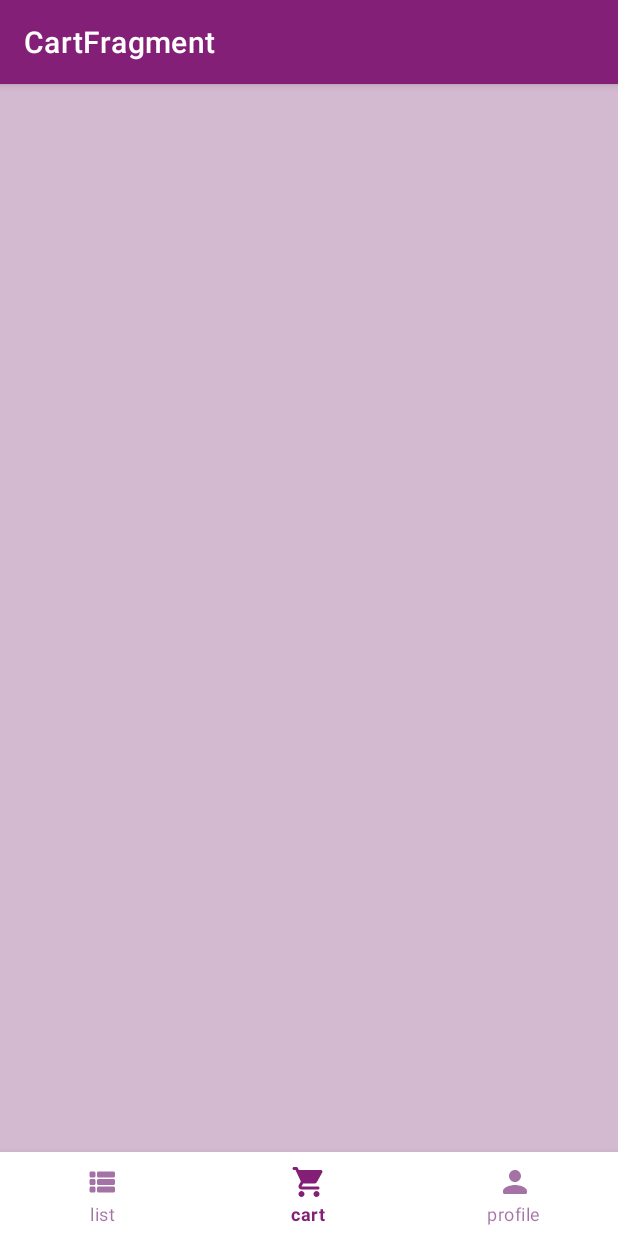
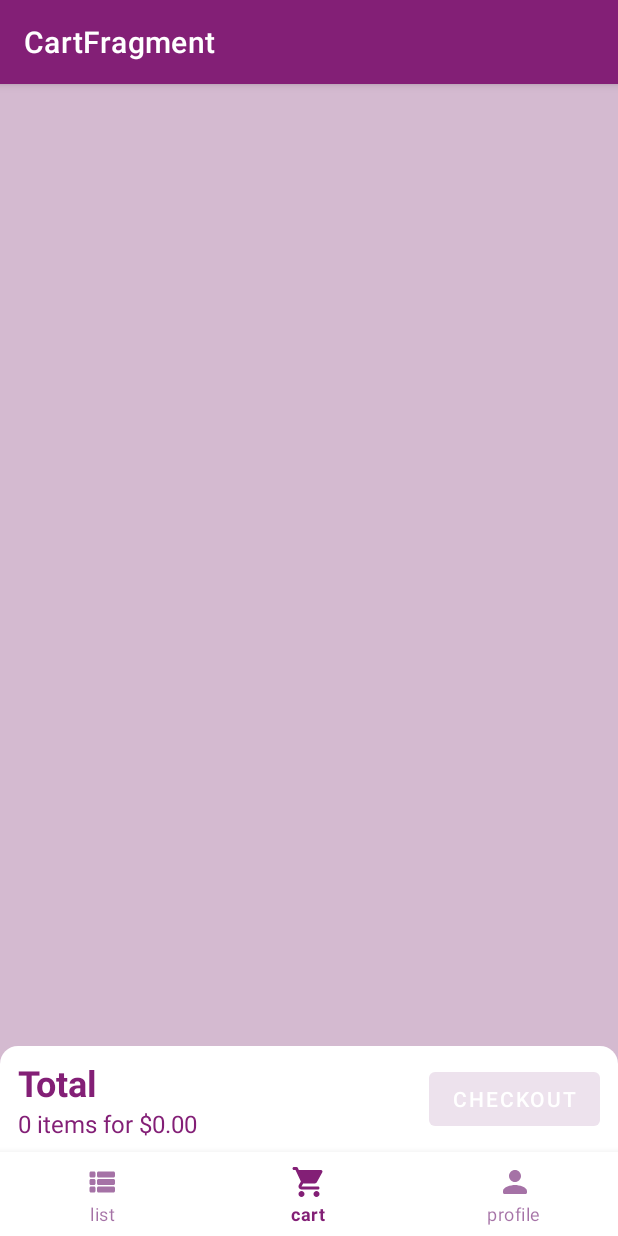
Before and after one commit to farshad049/myStore, an Android app: the CartFragment screen opened through its navigation route, on a phone screen of 412 x 824 dp. Run offline under Robolectric (Android 15) with nearby library versions, the phone set to English and light mode, and no system bars; our stand-ins replace Dagger/Hilt's generated code, navigation-ui; libraries missing offline, so code that uses them is left out: com.airbnb.epoxy; plain views replace EpoxyRecyclerView; 8 statements that could not run were skipped.

Commit message:
CartFragment.kt updated

```diff
--- a/app/src/main/java/com/example/mystore/epoxy/ProductEpoxyModel.kt
+++ b/app/src/main/java/com/example/mystore/epoxy/ProductEpoxyModel.kt
@@ -7,6 +7,7 @@ import coil.load
 import com.example.mystore.R
 import com.example.mystore.databinding.ModelProductItemBinding
 import com.example.mystore.data.model.ui.UiProduct
+import java.text.NumberFormat
 import kotlin.math.roundToInt
 
 data class ProductEpoxyModel(
@@ -25,7 +26,10 @@ data class ProductEpoxyModel(
             tvTitle.text=combinedProduct.product.title
             tvCategory.text=combinedProduct.product.category
             tvDescription.text=combinedProduct.product.description
-            tvPrice.text= combinedProduct.product.price.toString()
+
+            val currencyFormatter = NumberFormat.getCurrencyInstance()
+            tvPrice.text= currencyFormatter.format(combinedProduct.product.price)
+
             progressImage.isVisible=true
             ivProduct.load(combinedProduct.product.image){
                 listener { request, result ->
--- a/app/src/main/java/com/example/mystore/ui/cart/CartFragment.kt
+++ b/app/src/main/java/com/example/mystore/ui/cart/CartFragment.kt
@@ -19,6 +19,8 @@ import kotlinx.coroutines.flow.distinctUntilChanged
 import kotlinx.coroutines.flow.map
 import kotlinx.coroutines.launch
 import java.lang.Float.max
+import java.math.BigDecimal
+import java.text.NumberFormat
 
 @AndroidEntryPoint
 class CartFragment: BaseFragment(R.layout.fragment_cart) {
@@ -33,6 +35,8 @@ class CartFragment: BaseFragment(R.layout.fragment_cart) {
 
         val controller = CartFragmentEpoxyController(viewModel , ::onGoShoppingClick)
         binding.epoxyRecyclerView.setController(controller)
+
+        swipeToDelete()
 
 
         // what we care about is only that product which are in in cart
@@ -57,6 +61,7 @@ class CartFragment: BaseFragment(R.layout.fragment_cart) {
                 UiState.NotEmpty(it)
             }
             controller.setData(viewState)
+            updateTotalLayout(it)
         }
 
 
@@ -64,6 +69,30 @@ class CartFragment: BaseFragment(R.layout.fragment_cart) {
 
 
 
+
+
+
+
+
+
+
+
+
+
+
+
+
+    }//FUN
+
+    private fun updateTotalLayout(uiProductInCart: List<UiProductInCart>){
+        val currentFormatter = NumberFormat.getCurrencyInstance()
+        val totalAmount  =  uiProductInCart.sumOf { BigDecimal(it.quantity) * it.uiProduct.product.price }
+        val description = "${uiProductInCart.size} items for ${currentFormatter.format(totalAmount)}"
+        binding.tvTotalDescription.text = description
+        binding.btnCheckout.isEnabled = uiProductInCart.isNotEmpty()
+    }
+
+    private fun swipeToDelete(){
         //swipe to delete
         EpoxyTouchHelper
             .initSwiping(binding.epoxyRecyclerView)
@@ -101,23 +130,17 @@ class CartFragment: BaseFragment(R.layout.fragment_cart) {
                     }
                 }
 
-             })
+            })
+    }
 
 
-
-
-
-
-
-
-
-
-    }//FUN
 
     sealed interface UiState {
         object Empty : UiState
         data class NotEmpty(val products: List<UiProductInCart>) : UiState
     }
+
+
 
     private fun onGoShoppingClick(){
         (activity as? MainActivity)?.navigateToTab(R.id.productListFragment)
--- /dev/null
+++ b/app/src/main/res/drawable/background_rounded_top_12.xml
@@ -0,0 +1,8 @@
+<?xml version="1.0" encoding="utf-8"?>
+<shape xmlns:android="http://schemas.android.com/apk/res/android">
+    <corners
+        android:topLeftRadius="@dimen/corner_radius"
+        android:topRightRadius="@dimen/corner_radius"
+        />
+    <solid android:color="?colorSurface" />
+</shape>
--- a/app/src/main/res/layout/activity_main.xml
+++ b/app/src/main/res/layout/activity_main.xml
@@ -14,7 +14,7 @@
         android:layout_width="0dp"
         android:layout_height="0dp"
         app:defaultNavHost="true"
-        app:layout_constraintBottom_toBottomOf="parent"
+        app:layout_constraintBottom_toTopOf="@id/bottomNavigationView"
         app:layout_constraintLeft_toLeftOf="parent"
         app:layout_constraintRight_toRightOf="parent"
         app:layout_constraintTop_toTopOf="parent"
--- a/app/src/main/res/layout/fragment_cart.xml
+++ b/app/src/main/res/layout/fragment_cart.xml
@@ -5,7 +5,7 @@
     xmlns:app="http://schemas.android.com/apk/res-auto"
     android:background="@color/purple_100"
     xmlns:tools="http://schemas.android.com/tools"
-    android:layout_marginHorizontal="8dp">
+    >
 
     <com.airbnb.epoxy.EpoxyRecyclerView
         android:id="@+id/epoxyRecyclerView"
@@ -16,6 +16,57 @@
         app:layoutManager="androidx.recyclerview.widget.LinearLayoutManager"
         tools:itemCount="7"
         tools:listitem="@layout/model_cart_item"
+        android:layout_marginHorizontal="8dp"
         />
 
+    <androidx.constraintlayout.widget.ConstraintLayout
+        android:layout_width="match_parent"
+        android:layout_height="wrap_content"
+        app:layout_constraintStart_toStartOf="parent"
+        app:layout_constraintEnd_toEndOf="parent"
+        app:layout_constraintBottom_toBottomOf="parent"
+        android:background="@drawable/background_rounded_top_12"
+        android:paddingVertical="8dp"
+        android:clipChildren="false"
+        android:clipToPadding="false"
+        >
+        <androidx.appcompat.widget.AppCompatTextView
+            android:id="@+id/tvTotal"
+            android:layout_width="wrap_content"
+            android:layout_height="wrap_content"
+            app:layout_constraintTop_toTopOf="parent"
+            app:layout_constraintStart_toStartOf="parent"
+            android:text="Total"
+            android:textColor="?colorPrimary"
+            android:textSize="24sp"
+            android:textStyle="bold"
+            android:layout_marginStart="12dp"
+            />
+        <androidx.appcompat.widget.AppCompatTextView
+            android:id="@+id/tvTotalDescription"
+            android:layout_width="wrap_content"
+            android:layout_height="wrap_content"
+            android:text="0 items for 0.00$"
+            app:layout_constraintTop_toBottomOf="@+id/tvTotal"
+            app:layout_constraintStart_toStartOf="@id/tvTotal"
+            android:textColor="?colorPrimary"
+            android:textSize="16sp"
+            />
+
+        <Button
+            android:id="@+id/btnCheckout"
+            android:layout_width="wrap_content"
+            android:layout_height="wrap_content"
+            android:text="checkout"
+            android:textColor="?colorSurface"
+            app:layout_constraintEnd_toEndOf="parent"
+            android:layout_marginEnd="12dp"
+            app:layout_constraintBottom_toBottomOf="parent"
+            app:layout_constraintTop_toTopOf="parent"
+            />
+
+
+
+    </androidx.constraintlayout.widget.ConstraintLayout>
+
 </androidx.constraintlayout.widget.ConstraintLayout>
```
Also changed, not shown: app/src/main/java/com/example/mystore/epoxy/CartEpoxyModel.kt (+5 -2 lines), app/src/main/java/com/example/mystore/ui/cart/CartFragmentEpoxyController.kt (+0 -11 lines), app/src/main/res/layout/model_cart_item.xml (+14 -0 lines).
